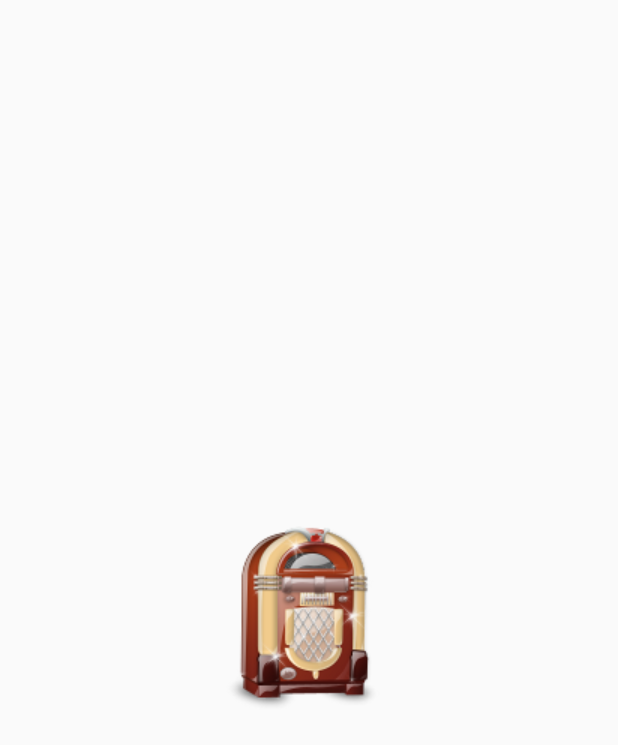
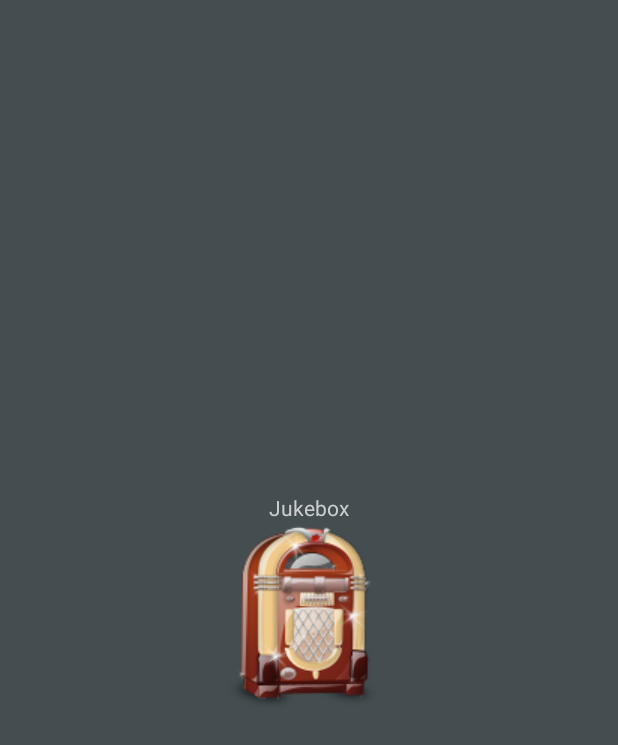
Before and after one commit to Sorbjar/jukebox-front-android, an Android app: the first screen one second after launch (Splash), on a phone screen of 412 x 824 dp. Shown: the top 745 px of the screen. Run offline under Robolectric (Android 15) with nearby library versions, the phone set to English and light mode, and no system bars; 2 statements that could not run were skipped.

Commit message:
Updated coloring etc

```diff
--- a/app/src/main/AndroidManifest.xml
+++ b/app/src/main/AndroidManifest.xml
@@ -1,7 +1,6 @@
 <?xml version="1.0" encoding="utf-8"?>
 <manifest xmlns:android="http://schemas.android.com/apk/res/android"
     package="be.lode.jukebox.front.android" >
-
     <uses-permission android:name="android.permission.INTERNET" />
 
     <!--
@@ -51,5 +50,4 @@
             android:label="@string/title_activity_login" >
         </activity>
     </application>
-
 </manifest>
--- a/app/src/main/java/be/lode/jukebox/front/android/Constants.java
+++ b/app/src/main/java/be/lode/jukebox/front/android/Constants.java
@@ -5,7 +5,7 @@ package be.lode.jukebox.front.android;
  */
 public class Constants {
     private static final String LOGTAG = "JukeboxLog";
-    private static final String URL = "http://192.168.1.28:8080/";
+    private static final String URL = "http://192.168.56.1:8080/";
 
     public static String getUrl() {
         return URL;
--- a/app/src/main/java/be/lode/jukebox/front/android/MyApplication.java
+++ b/app/src/main/java/be/lode/jukebox/front/android/MyApplication.java
@@ -29,7 +29,7 @@ public class MyApplication extends Application {
              for (Signature signature : info.signatures) {
                  MessageDigest md = MessageDigest.getInstance("SHA");
                  md.update(signature.toByteArray());
-                 Log.d(LOGTAG + "Special", Base64.encodeToString(md.digest(), Base64.DEFAULT));
+                 Log.d(LOGTAG + "KeyHash", Base64.encodeToString(md.digest(), Base64.DEFAULT));
              }
          } catch (PackageManager.NameNotFoundException e) {
 
--- a/app/src/main/res/layout/activity_artist.xml
+++ b/app/src/main/res/layout/activity_artist.xml
@@ -3,7 +3,9 @@
     android:layout_height="match_parent" android:paddingLeft="@dimen/activity_horizontal_margin"
     android:paddingRight="@dimen/activity_horizontal_margin"
     android:paddingTop="@dimen/activity_vertical_margin"
-    android:paddingBottom="@dimen/activity_vertical_margin" tools:context="be.lode.jukebox.front.android.artist.ArtistActivity">
+    android:paddingBottom="@dimen/activity_vertical_margin"
+    android:background="@color/background"
+    tools:context="be.lode.jukebox.front.android.artist.ArtistActivity">
 
     <ListView
         android:id="@android:id/list"
--- a/app/src/main/res/layout/activity_login.xml
+++ b/app/src/main/res/layout/activity_login.xml
@@ -2,6 +2,7 @@
     xmlns:tools="http://schemas.android.com/tools"
     tools:layout="@layout/fragment_login"
     android:layout_width="match_parent"
-    android:layout_height="match_parent">
+    android:layout_height="match_parent"
+    android:background="@color/background">
 
 </FrameLayout>
--- a/app/src/main/res/layout/activity_song.xml
+++ b/app/src/main/res/layout/activity_song.xml
@@ -3,7 +3,8 @@
     android:layout_height="match_parent" android:paddingLeft="@dimen/activity_horizontal_margin"
     android:paddingRight="@dimen/activity_horizontal_margin"
     android:paddingTop="@dimen/activity_vertical_margin"
-    android:paddingBottom="@dimen/activity_vertical_margin" tools:context="be.lode.jukebox.front.android.song.SongActivity">
+    android:paddingBottom="@dimen/activity_vertical_margin"
+    android:background="@color/background" tools:context="be.lode.jukebox.front.android.song.SongActivity">
 
     <ListView
         android:id="@android:id/list"
--- a/app/src/main/res/layout/activity_splash.xml
+++ b/app/src/main/res/layout/activity_splash.xml
@@ -1,15 +1,22 @@
 <?xml version="1.0" encoding="utf-8"?>
-<LinearLayout xmlns:android="http://schemas.android.com/apk/res/android"
+<RelativeLayout xmlns:android="http://schemas.android.com/apk/res/android"
     android:orientation="vertical" android:layout_width="fill_parent"
-    android:layout_height="fill_parent">
+    android:layout_height="fill_parent"
+    android:background="@color/background">
 
     <ImageView android:id="@+id/splashscreen" android:layout_width="wrap_content"
-        android:layout_height="fill_parent"
+        android:layout_height="wrap_content"
         android:src="@drawable/splash"
-        android:layout_gravity="center"/>
+        android:layout_gravity="center"
+        android:layout_centerInParent="true"
+        android:layout_centerHorizontal="true"
+        android:layout_centerVertical="true"/>
 
-    <TextView android:id="@+id/splashscreen_text" android:layout_width="fill_parent"
+    <TextView android:id="@+id/splashscreen_text" android:layout_width="wrap_content"
         android:layout_height="wrap_content"
-        android:text="Jukebox - Splash"/>
+        android:text="Jukebox"
+        android:layout_above="@+id/splashscreen"
+        android:layout_centerHorizontal="true"
+        android:textColor="@color/listitemdivider"/>
 
-</LinearLayout>
+</RelativeLayout>
--- a/app/src/main/res/layout/row_item.xml
+++ b/app/src/main/res/layout/row_item.xml
@@ -9,6 +9,7 @@
         android:id="@+id/name"
         android:layout_width="wrap_content"
         android:layout_height="wrap_content"
-        android:layout_marginTop="5dp"/>
+        android:layout_marginTop="5dp"
+        android:textColor="@color/listitemdivider"/>
 
     </RelativeLayout>
--- a/app/src/main/res/values/strings.xml
+++ b/app/src/main/res/values/strings.xml
@@ -3,7 +3,7 @@
     <string name="action_settings">Settings</string>
     <string name="title_activity_splash">Splash</string>
     <string name="facebook_app_id">837671609637096</string>
-    <string name="facebook_login_text">Welcome to the facebook app</string>
+    <string name="facebook_login_text">Welcome to the jukebox app</string>
     <string name="title_activity_login">LoginActivity</string>
 
     <string name="hello_world">Hello world!</string>
```
Also changed, not shown: app/src/main/res/layout/fragment_login.xml (+14 -3 lines).
